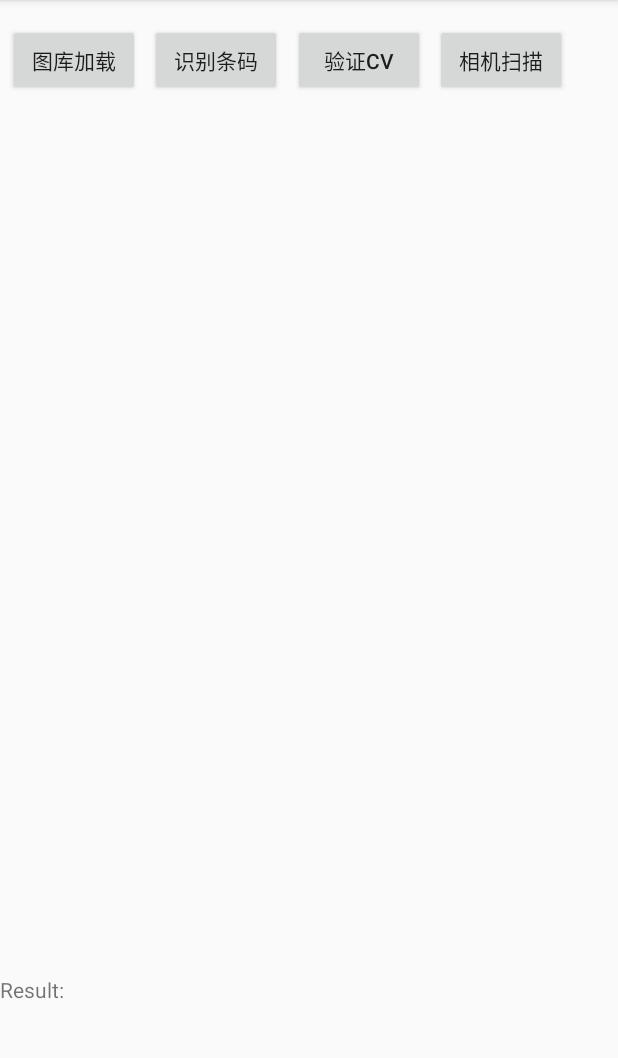
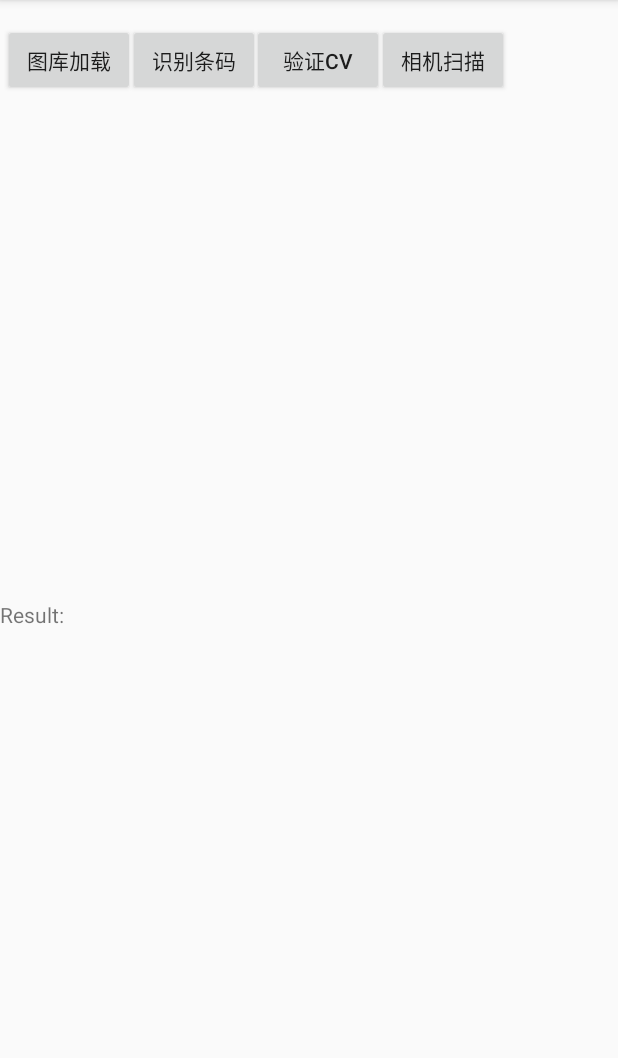
Before and after one commit to lionkkkk/ZxingQrTest, an Android app: the screen it shows after launch (MainActivity), on a phone screen of 412 x 824 dp, the part 84-1142 px from its top. Run offline under Robolectric (Android 15) with nearby library versions, the phone set to English and light mode, and no system bars; libraries missing offline, so code that uses them is left out: org.tensorflow.lite; pictures from the network do not load; 3 statements that could not run were skipped.

Commit message:
adjust UI

```diff
--- a/app/src/main/res/layout/activity_main.xml
+++ b/app/src/main/res/layout/activity_main.xml
@@ -6,7 +6,7 @@
         android:id="@+id/btnAlbum"
         android:layout_width="wrap_content"
         android:layout_height="wrap_content"
-        android:layout_marginStart="5dp"
+        android:layout_marginStart="2dp"
         android:layout_marginTop="16dp"
         android:onClick="openAlbum"
         android:text="图库加载"
@@ -17,14 +17,14 @@
         android:id="@+id/btnDetect"
         android:text="识别条码"
         android:layout_marginTop="16dp"
-        android:layout_marginStart="100dp"
+        android:layout_marginStart="85dp"
         />
 
     <Button
         android:id="@+id/btnCVTest"
         android:layout_width="wrap_content"
         android:layout_height="wrap_content"
-        android:layout_marginStart="195dp"
+        android:layout_marginStart="168dp"
         android:layout_marginTop="16dp"
         android:text="验证CV"/>
 
@@ -32,7 +32,7 @@
         android:id="@+id/btnOpenCamera"
         android:layout_width="wrap_content"
         android:layout_height="wrap_content"
-        android:layout_marginStart="290dp"
+        android:layout_marginStart="251dp"
         android:layout_marginTop="16dp"
         android:text="相机扫描"/>
 
@@ -49,7 +49,7 @@
         android:layout_width="wrap_content"
         android:layout_height="wrap_content"
         android:id="@+id/tv_result"
-        android:layout_marginTop="650dp"
+        android:layout_marginTop="400dp"
         android:text="Result:"
         />
 
```
